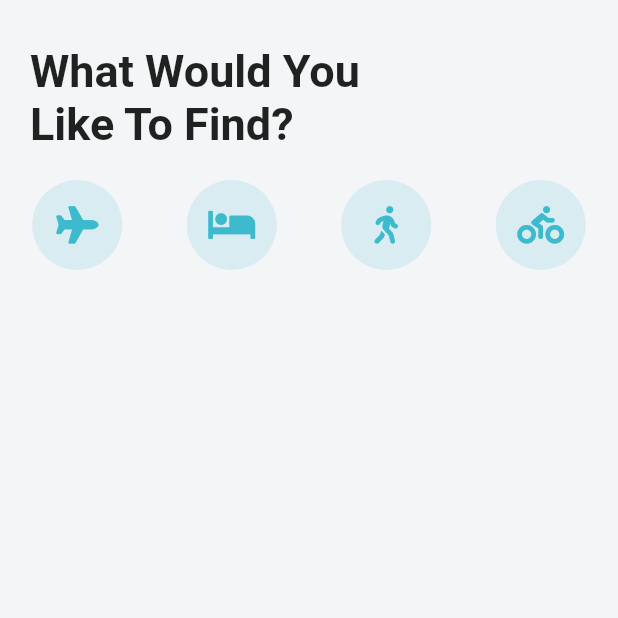
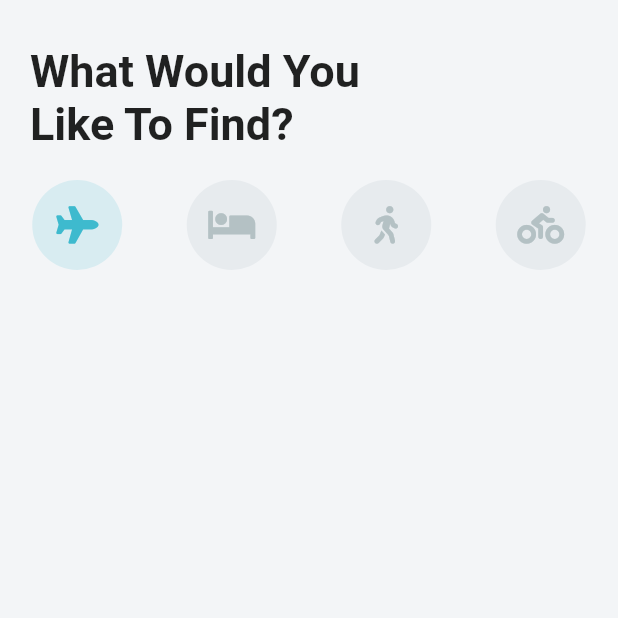
Before and after one commit to JBW7/flutter-apps, a Flutter app: the screen it shows after launch, on a phone screen of 412 x 824 dp, the top half of it. Run offline on Flutter 3.47's test engine with Material 2 defaults, Android fonts, the phone set to English and light mode, and no system bars; our stand-ins replace flutter_spinkit, font_awesome_flutter, math_expressions; missing offline and left inert: lipsum.

Commit message:
gesture detector added on buttons

```diff
--- a/travel_app/lib/screens/home_screen.dart
+++ b/travel_app/lib/screens/home_screen.dart
@@ -1,3 +1,4 @@
+import 'package:flutter/foundation.dart';
 import 'package:flutter/material.dart';
 import 'package:font_awesome_flutter/font_awesome_flutter.dart';
 
@@ -8,6 +9,8 @@ class HomeScreen extends StatefulWidget {
 
 class _HomeScreenState extends State<HomeScreen> {
 
+  int _selectedIndex = 0; // initialize variable to get index which button is clicked
+
   List <IconData> _icons = [ // list of clickable icon buttons from font awesome icons flutter package
     FontAwesomeIcons.plane,
     FontAwesomeIcons.bed,
@@ -17,20 +20,29 @@ class _HomeScreenState extends State<HomeScreen> {
 
   // function to build each button
   _buildIcon(int index) { // index used from list _icons
-    return Container( // used to control the overall shape and size of each button
+    return GestureDetector(
+
+      onTap: () {
+        setState(() {
+          _selectedIndex = index; // change _selectedIndex to the index of button pressed
+        });
+      },
+
+      child: Container( // used to control the overall shape and size of each button
         height: 60.0,
         width: 60.0,
         decoration: BoxDecoration(
-        color: Theme.of(context).accentColor, // color of button
+          color: _selectedIndex == index ? Theme.of(context).accentColor : Color(0xFFE7EBEE), // if button pressed it will chaange color if not it will remain the same color
           borderRadius: BorderRadius.circular(30.0) // shape of button (radius has to be 0.5 width to be a circle)
         ),
 
         child: Icon( // icon inside the button
           _icons[index],
           size: 25.0,
-        color: Theme.of(context).primaryColor,
+          color: _selectedIndex == index ? Theme.of(context).primaryColor : Color(0xFFB4C1C4) // if button pressed the icon will change color if not it will remain the same color
         ),
 
+      ),
     );
   }
 
```
Lines whose indentation alone changed are shown as unchanged.
